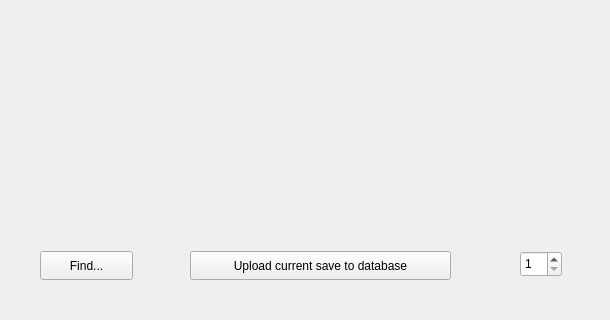
Qt form ui/databaseaccesswindow.ui (MoisesAPC/PPP) before a commit; both pictures show x 0 to 610 and y 189 to 509 of the 610 by 509 pixel window.
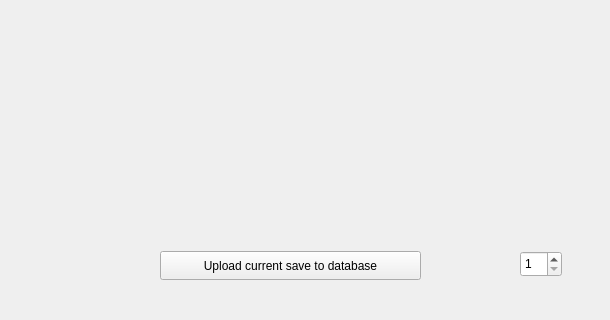
The same form after that commit.

Commit message: Remove unimplemented function

What changed in the file:
```diff
--- a/ui/databaseaccesswindow.ui
+++ b/ui/databaseaccesswindow.ui
@@ -187,7 +187,7 @@
     <widget class="QPushButton" name="buttonUpload">
      <property name="geometry">
       <rect>
-       <x>170</x>
+       <x>140</x>
        <y>430</y>
        <width>261</width>
        <height>29</height>
@@ -213,19 +213,6 @@
       <number>50</number>
      </property>
     </widget>
-    <widget class="QPushButton" name="buttonFind">
-     <property name="geometry">
-      <rect>
-       <x>20</x>
-       <y>430</y>
-       <width>93</width>
-       <height>29</height>
-      </rect>
-     </property>
-     <property name="text">
-      <string>Find...</string>
-     </property>
-    </widget>
     <widget class="QWidget" name="verticalLayoutWidget_2">
      <property name="geometry">
       <rect>
```
Left out of the diff: 2 changed lines with no effect on the pictures.
